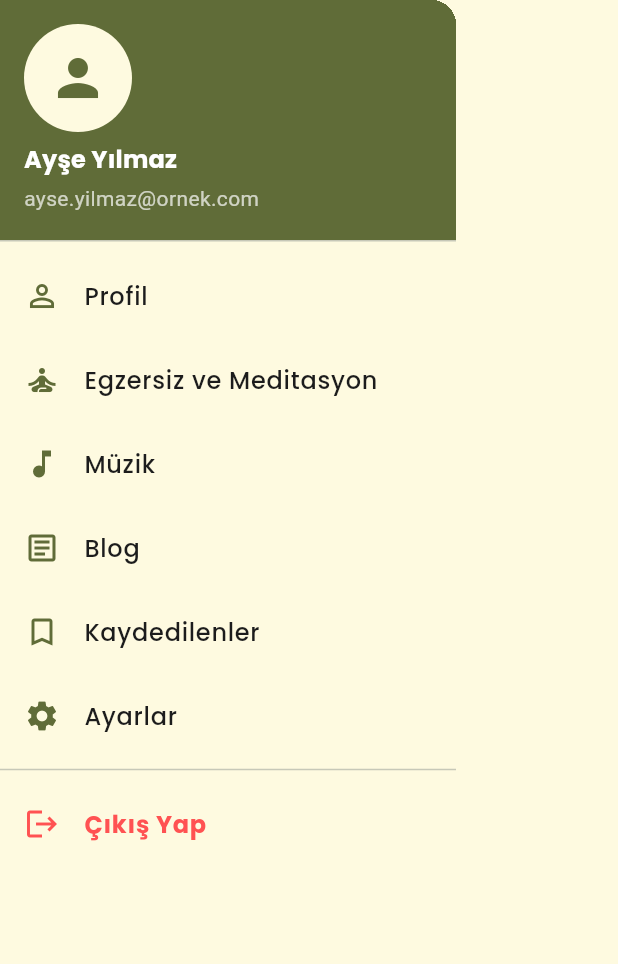
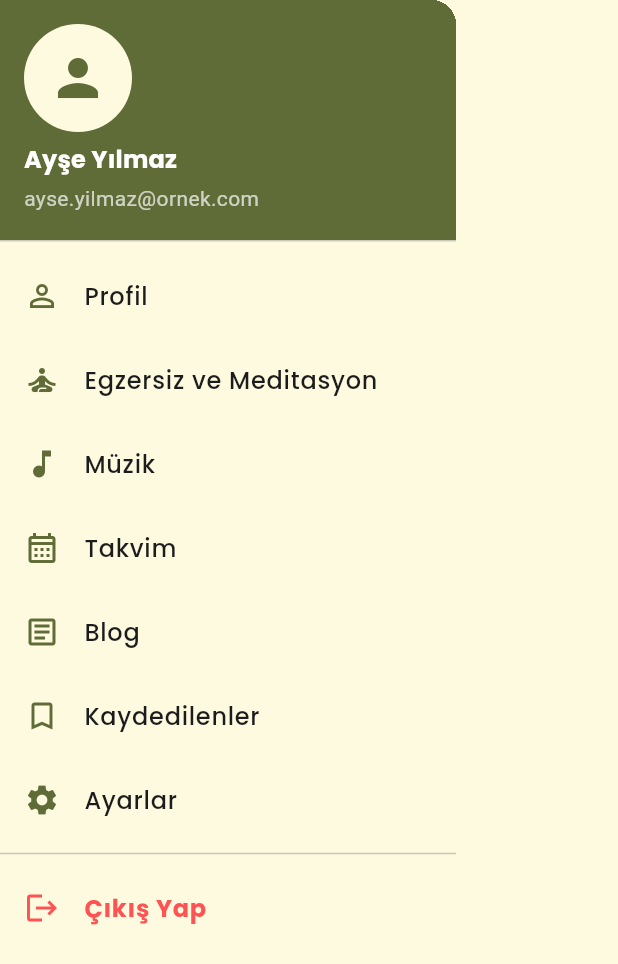
Before and after one commit to SudeAkdag/MOYA, a Flutter app: the SideMenuDrawer widget shown alone on an empty page, opened directly with empty values, on a phone screen of 412 x 824 dp. Shown: the top 964 px of the screen. Run offline on Flutter 3.47's test engine with Material 3 defaults, Android fonts, the phone set to English and light mode, and no system bars; our stand-ins replace cloud_firestore, equatable, firebase_auth, firebase_core, fl_chart, flutter_bloc and 4 more; accounts and stored records are empty; network calls fail.

Commit message:
Yan menüye takvim navigasyonu ve ikon desteği eklendi

```diff
--- a/lib/presentation/widgets/side_menu_drawer.dart
+++ b/lib/presentation/widgets/side_menu_drawer.dart
@@ -13,7 +13,6 @@ class SideMenuDrawer extends StatelessWidget {
   @override
   Widget build(BuildContext context) {
     final theme = Theme.of(context);
-    // ViewModel'e erişiyoruz (logout işlemi için)
     final viewModel = context.read<LoginViewModel>();
 
     return Drawer(
@@ -22,9 +21,7 @@ class SideMenuDrawer extends StatelessWidget {
         padding: EdgeInsets.zero,
         children: [
           UserAccountsDrawerHeader(
-            decoration: BoxDecoration(
-              color: theme.primaryColor,
-            ),
+            decoration: BoxDecoration(color: theme.primaryColor),
             accountName: Text(
               "Ayşe Yılmaz",
               style: theme.textTheme.titleMedium?.copyWith(
@@ -38,27 +35,24 @@ class SideMenuDrawer extends StatelessWidget {
             ),
             currentAccountPicture: CircleAvatar(
               backgroundColor: theme.scaffoldBackgroundColor,
-              child: Icon(
-                Icons.person,
-                size: 40,
-                color: theme.primaryColor,
-              ),
+              child: Icon(Icons.person, size: 40, color: theme.primaryColor),
             ),
           ),
 
-          // Menü Öğeleri
+          // --- Menü Öğeleri ---
           _buildMenuItem(theme, Icons.person_outline, "Profil", () => onMenuTap(5)),
-          // Düzeltme yapıldı: MainWrapper'daki case 0'a yönlendirildi.
           _buildMenuItem(theme, Icons.self_improvement, "Egzersiz ve Meditasyon", () => onMenuTap(0)),
           _buildMenuItem(theme, Icons.music_note, "Müzik", () => onMenuTap(1)),
+
+          // Müzik ve Blog arasına eklendi (Index 3: Takvim)
+          _buildMenuItem(theme, Icons.calendar_month_outlined, "Takvim", () => onMenuTap(3)),
+
           _buildMenuItem(theme, Icons.article_outlined, "Blog", () => onMenuTap(4)),
           _buildMenuItem(theme, Icons.bookmark_border, "Kaydedilenler", () => onMenuTap(6)),
           _buildMenuItem(theme, Icons.settings, "Ayarlar", () => onMenuTap(9)),
 
-
           const Divider(),
 
-          // Çıkış Yap Butonu
           ListTile(
             leading: const Icon(Icons.logout, color: Colors.redAccent),
             title: const Text(
@@ -73,16 +67,10 @@ class SideMenuDrawer extends StatelessWidget {
   }
 
   void _handleLogout(BuildContext context, LoginViewModel viewModel) async {
-    // Drawer'ı kapat
     Navigator.of(context).pop();
-
     final prefs = await SharedPreferences.getInstance();
     await prefs.setBool('isLoggedIn', false);
-
-    // API logout
     await viewModel.logout();
-
-    // 🔥 TÜM STACK'İ SİL → LOGIN'E GİT
     navigatorKey.currentState!.pushAndRemoveUntil(
       MaterialPageRoute(builder: (_) => const LoginScreen()),
       (route) => false,
@@ -91,10 +79,7 @@ class SideMenuDrawer extends StatelessWidget {
 
   Widget _buildMenuItem(ThemeData theme, IconData icon, String title, VoidCallback onTap) {
     return ListTile(
-      leading: Icon(
-        icon,
-        color: theme.primaryColor,
-      ),
+      leading: Icon(icon, color: theme.primaryColor),
       title: Text(
         title,
         style: theme.textTheme.bodyLarge?.copyWith(fontWeight: FontWeight.w500),
```
Also changed, not shown: lib/presentation/screens/calendar/calendar_screen.dart (+7 -9 lines).
